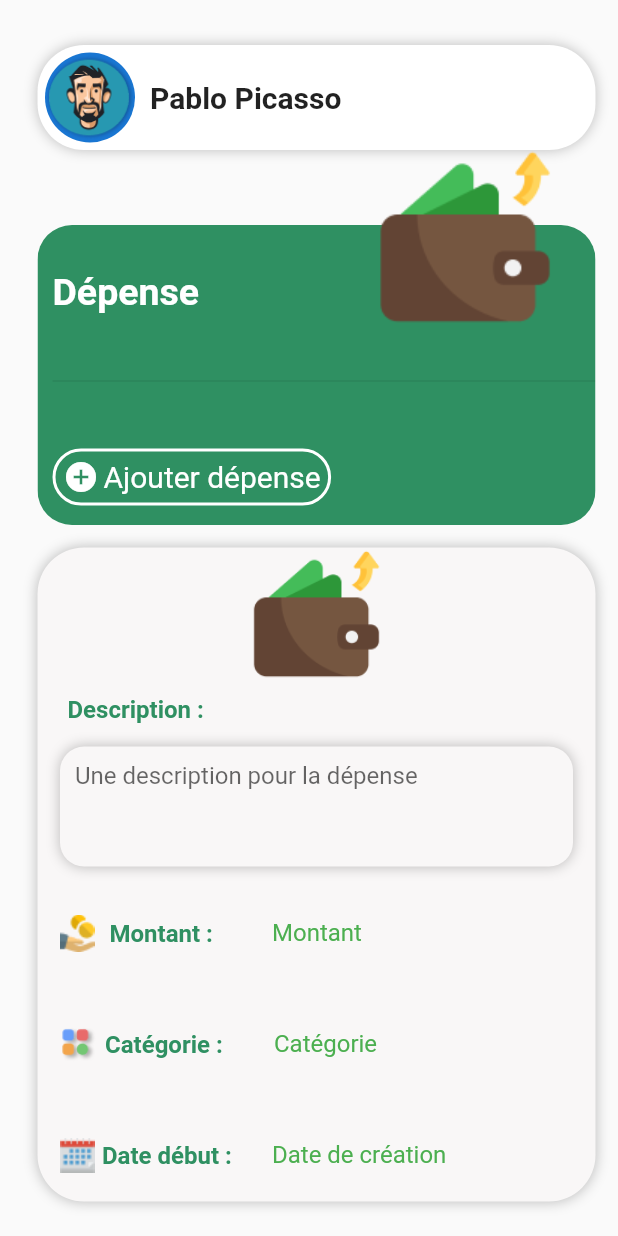
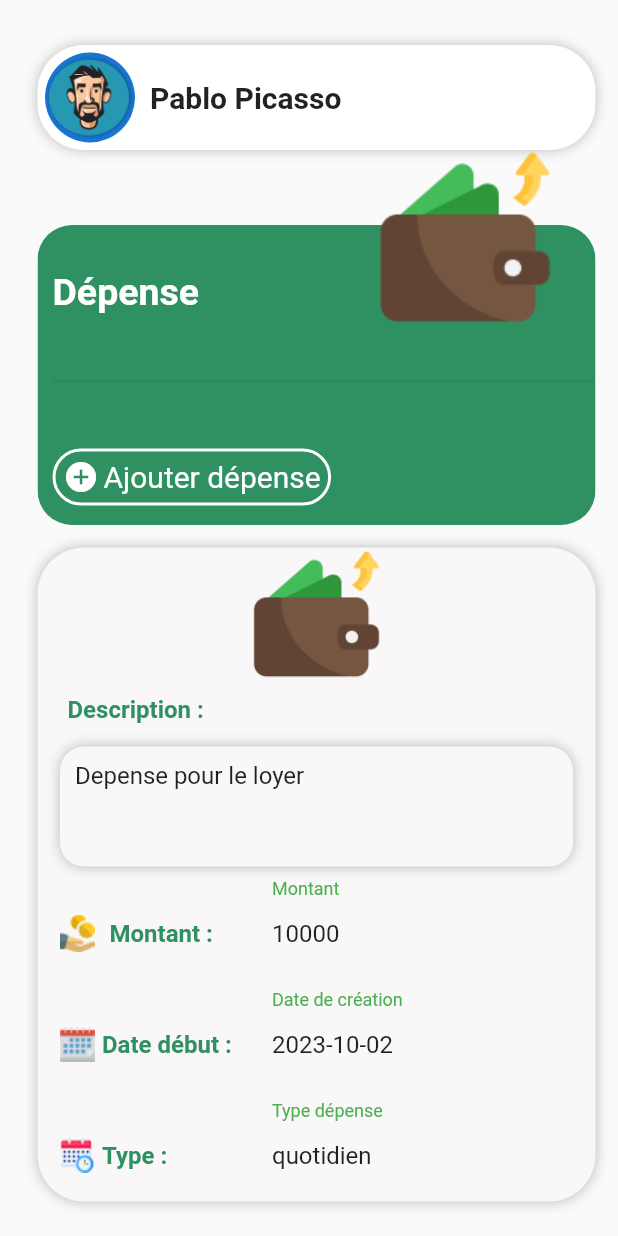
Before and after one commit to ibrahim10sy/appBudget, a Flutter app: the screen it shows after launch, on a phone screen of 412 x 824 dp. Run offline on Flutter 3.47's test engine with Material 2 defaults, Android fonts, the phone set to English and light mode, and no system bars.

Commit message:
add backend update depense

```diff
--- a/lib/screens/depensepage.dart
+++ b/lib/screens/depensepage.dart
@@ -1,6 +1,34 @@
 import 'package:flutter/material.dart';
 import 'package:flutter/services.dart';
+import 'package:ika_musaka/services/updatedepenseservice.dart';
 import 'package:intl/intl.dart';
+
+class Depenses {
+  int? idDepenses;
+  String? description;
+  int? montant;
+  String? date;
+  Map<String,dynamic>? budget;
+  Map<String, dynamic>? type;
+  Map<String,dynamic>? utilisateur;
+  Map<String, dynamic>? categorie;
+
+  Depenses({this.idDepenses, this.description, this.montant, this.date,
+      this.budget, this.type, this.utilisateur, this.categorie});
+
+  factory Depenses.fromJson(Map<String, dynamic> json) => Depenses(
+    idDepenses : json["idDepense"],
+    description: json["description"],
+    montant: json["montant"],
+    date: json["date"],
+    budget: json["budget"],
+    type: json["type"],
+    utilisateur: json["utilisateur"],
+    categorie: json["categorie"]
+  );
+
+
+}
 
 class Depense extends StatefulWidget {
   const Depense({super.key});
@@ -10,13 +38,40 @@ class Depense extends StatefulWidget {
 }
 
 class _DepenseState extends State<Depense> {
+  TextEditingController typeInput = TextEditingController();
   TextEditingController dateInput = TextEditingController();
+  TextEditingController descriptionInput = TextEditingController();
+  TextEditingController montantInput = TextEditingController();
+  TextEditingController categorieInput = TextEditingController();
+  var items = ['quotidien', 'hebdomadaire', 'mensuelle'];
 
-  String _typeDepense = "Quotidien";
+  Depenses depenses = Depenses(
+    idDepenses: 2,
+    description: "Depense pour le loyer",
+    montant: 10000,
+    date: "2023-10-02",
+    categorie: {
+      "idCategorie" : 1
+    },
+    utilisateur: {
+      "idUtilisateur": 1
+    },
+    type: {
+      "idType": 1,
+      "titre": 'quotidien'
+    },
+    budget: {
+      "idBudget": 4
+    }
+  );
 
   @override
   void initState() {
-    dateInput.text = ""; //set the initial value of text field
+    dateInput.text = depenses.date!;
+    descriptionInput.text= depenses.description!;
+    montantInput.text = depenses.montant!.toString();
+    typeInput.text = depenses.type!["titre"];
+
     super.initState();
   }
 
@@ -128,7 +183,7 @@ class _DepenseState extends State<Depense> {
                 ),
                 Container(
                   margin:
-                      const EdgeInsets.only(top: 15.0, right: 15.0, left: 15.0),
+                      const EdgeInsets.only(top: 15.0, right: 15.0, left: 15.0, bottom: 15.0),
                   height: 436,
                   decoration: BoxDecoration(
                       color: const Color(0xfff9f7f7),
@@ -178,11 +233,12 @@ class _DepenseState extends State<Depense> {
                                       color: Color.fromRGBO(0, 0, 0, 0.25))
                                 ],
                               ),
-                              child: const Padding(
-                                padding: EdgeInsets.only(left: 10, top: 10),
+                              child:  Padding(
+                                padding: const EdgeInsets.only(left: 10, top: 10),
                                 child: TextField(
+                                  controller: descriptionInput,
                                   maxLines: 8,
-                                  decoration: InputDecoration.collapsed(
+                                  decoration: const InputDecoration.collapsed(
                                       hintText:
                                           "Une description pour la dépense"),
                                 ),
@@ -212,6 +268,7 @@ class _DepenseState extends State<Depense> {
                                     Expanded(
                                       flex: 2,
                                       child: TextField(
+                                        controller: montantInput,
                                         keyboardType: TextInputType.number,
                                         inputFormatters: <TextInputFormatter>[
                                           FilteringTextInputFormatter.digitsOnly
@@ -230,7 +287,7 @@ class _DepenseState extends State<Depense> {
                                     )
                                   ]),
                             ),
-                            Padding(
+                            /*Padding(
                               padding: const EdgeInsets.only(
                                   left: 15, right: 15, bottom: 15),
                               child: Row(
@@ -251,10 +308,11 @@ class _DepenseState extends State<Depense> {
                                                 color: Color(0xff2f9062)),
                                           )),
                                     ),
-                                    const Expanded(
+                                     Expanded(
                                       flex: 2,
                                       child: TextField(
-                                        decoration: InputDecoration(
+                                        controller: categorieInput,
+                                        decoration: const InputDecoration(
                                             labelText: 'Catégorie',
                                             labelStyle:
                                                 TextStyle(color: Colors.green),
@@ -267,7 +325,7 @@ class _DepenseState extends State<Depense> {
                                       ),
                                     )
                                   ]),
-                            ),
+                            )*/
                             Padding(
                               padding: const EdgeInsets.only(
                                   left: 15, right: 15, bottom: 15),
@@ -304,7 +362,7 @@ class _DepenseState extends State<Depense> {
                                                     width: 3,
                                                     color: Colors.green))),
                                         readOnly: true,
-                                        onTap: () async {
+                                        /*onTap: () async {
                                           DateTime? pickedDate =
                                               await showDatePicker(
                                                   context: context,
@@ -322,7 +380,7 @@ class _DepenseState extends State<Depense> {
                                               dateInput.text = formattedDate;
                                             });
                                           } else {}
-                                        },
+                                        },*/
                                       ),
                                     ),
                                   ]),
@@ -351,49 +409,21 @@ class _DepenseState extends State<Depense> {
                                     Expanded(
                                       flex: 2,
                                       child: TextField(
-                                        decoration: InputDecoration(
+                                        controller: typeInput,
+                                        decoration: const InputDecoration(
                                             labelText: 'Type dépense',
-                                            labelStyle:
-                                                TextStyle(color: Colors.green),
+                                            labelStyle: TextStyle(
+                                                color: Colors.green),
                                             enabledBorder: OutlineInputBorder(
                                                 borderSide: BorderSide.none),
                                             focusedBorder: OutlineInputBorder(
-                                                borderSide: BorderSide(
-                                                    width: 3,
-                                                    color: Colors.green))),
-                                        onTap: () {
-                                          showDialog(
-                                              context: context,
-                                              builder: (BuildContext context) {
-                                                return AlertDialog(
-                                                  title: Text(
-                                                      'Sélectionner un type de dépense'),
-                                                  content:
-                                                      DropdownButton<String>(
-                                                    value: _typeDepense,
-                                                    items: <String>[
-                                                      'Quotidien',
-                                                      'Hebdomadaire',
-                                                      'Mensuelle',
-                                                    ].map((String value) {
-                                                      return DropdownMenuItem<
-                                                          String>(
-                                                        value: value,
-                                                        child: Text(value),
-                                                      );
-                                                    }).toList(),
-                                                    onChanged: (value) {
-                                                      setState(() {
-                                                        _typeDepense = value!;
-                                                      });
-                                                    },
-                                                  ),
-                                                );
-                                              });
-                                        },
+                                                    borderSide: BorderSide(
+                                                        width: 3,
+                                                        color: Colors.green))),
+                                        readOnly: true,
                                       ),
-                                    ),
-                                  ]),
+                                    )
+                                  ])
                             ),
                             Padding(
                               padding: const EdgeInsets.only(
@@ -406,7 +436,46 @@ class _DepenseState extends State<Depense> {
                                     height: 30,
                                     width: 142,
                                     child: ElevatedButton(
-                                      onPressed: () {},
+                                      onPressed: () {
+                                        setState(() {
+                                          depenses.montant = int.parse(montantInput.text);
+                                          depenses.date = dateInput.text;
+                                          depenses.description = descriptionInput.text;
+                                        });
+                                        FutureBuilder(
+                                          future: UpdateDepensesService().modifierdepense(depenses),
+                                          builder: (context, snapshot){
+                                            debugPrint("Hellooo");
+                                            if(snapshot.hasData){
+                                              showDialog(
+                                                context: context,
+                                                builder: (BuildContext context){
+                                                  return Dialog(
+                                                      shape: RoundedRectangleBorder(
+                                                        borderRadius: BorderRadius.circular(20.0),
+                                                        side:const BorderSide(color: Colors.greenAccent),
+                                                      ),
+                                                      child: const Text('Modification avec succès')
+                                                  );
+                                                });
+                                              return Container();
+                                            }else{
+                                              showDialog(
+                                                context: context,
+                                                builder: (BuildContext context) {
+                                                  return Dialog(
+                                                      shape: RoundedRectangleBorder(
+                                                        borderRadius: BorderRadius.circular(20.0),
+                                                        side:const BorderSide(color: Colors.greenAccent),
+                                                      ),
+                                                      child: Text("${snapshot.error}")
+                                                  );
+                                                });
+                                              return Container();
+                                            }
+                                          }
+                                        );
+                                      },
                                       style: ElevatedButton.styleFrom(
                                           backgroundColor: Colors.green,
                                           shape: RoundedRectangleBorder(
```
Also changed, not shown: lib/services/updatedepenseservice.dart (added, +34 -0 lines).
